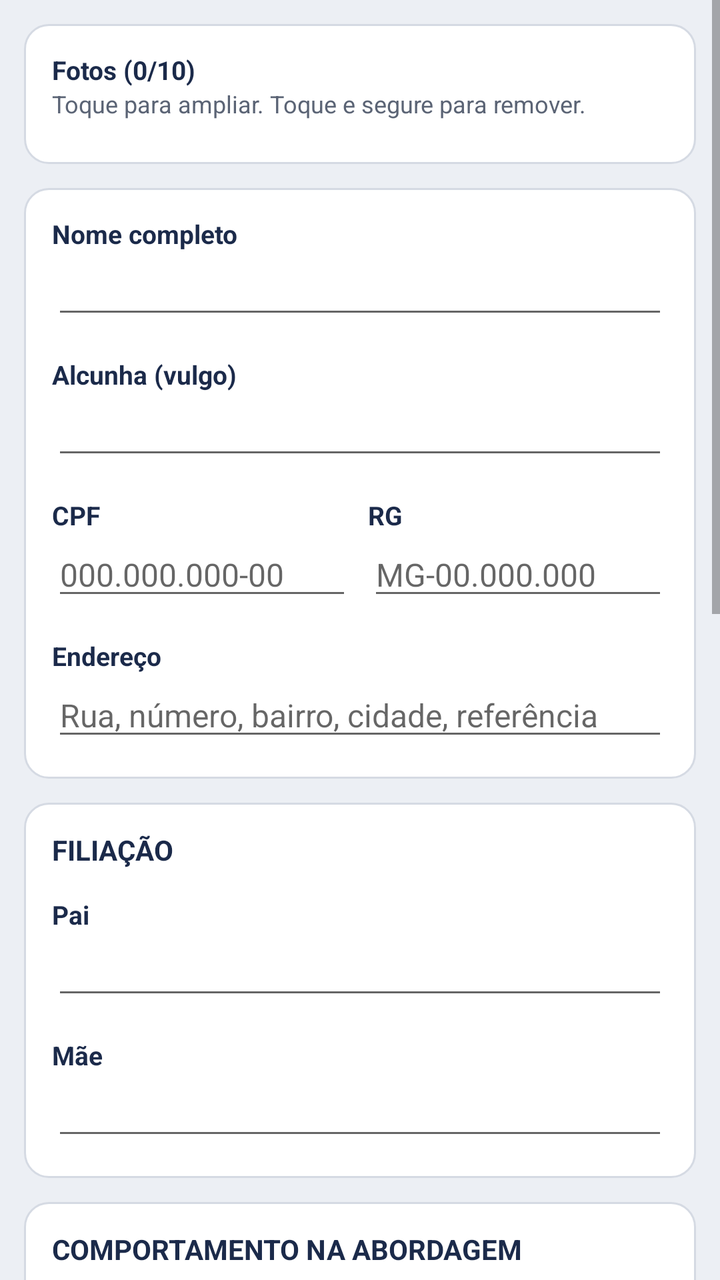
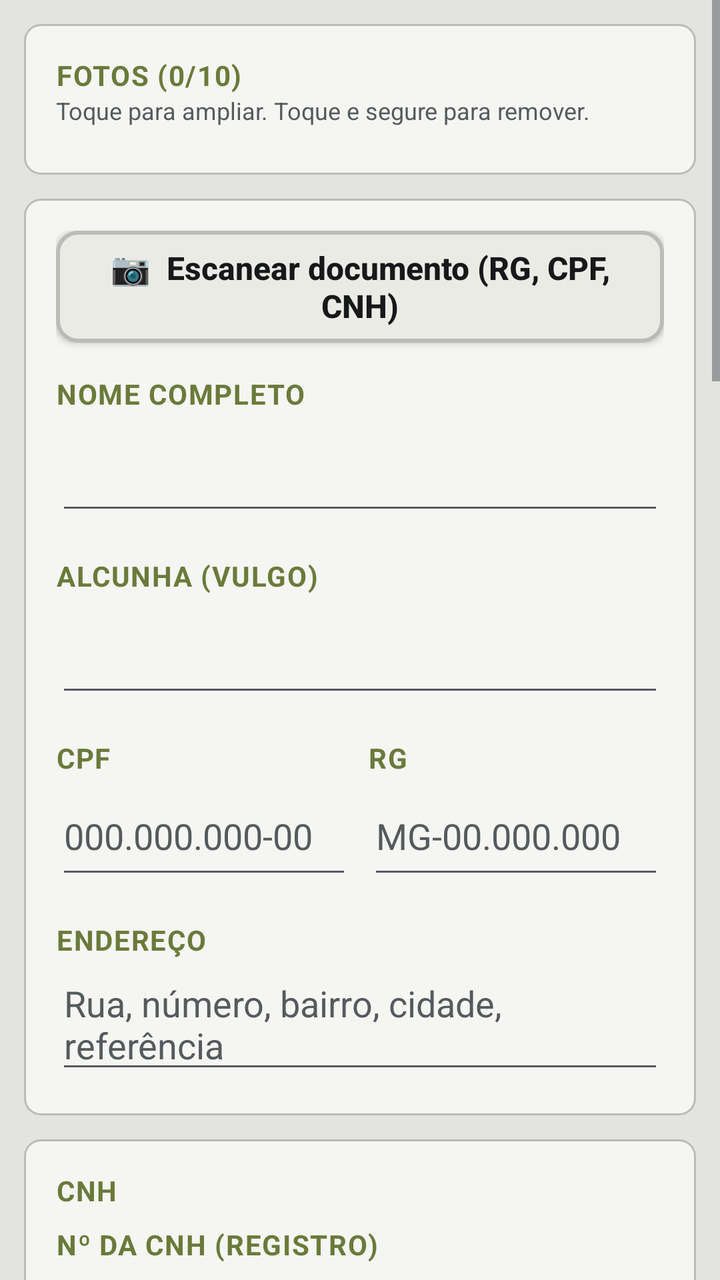

Compare the two renders of this Android layout. The source of the first and the diff that turns it into the second are given below.
<!-- AndroidManifest.xml: application theme Tema -->
<!-- res/layout/activity_ficha.xml -->
<?xml version="1.0" encoding="utf-8"?>
<ScrollView xmlns:android="http://schemas.android.com/apk/res/android"
    android:id="@+id/rolagem"
    android:layout_width="match_parent"
    android:layout_height="match_parent">

    <LinearLayout
        android:layout_width="match_parent"
        android:layout_height="wrap_content"
        android:orientation="vertical"
        android:padding="12dp">

        
        <LinearLayout style="@style/Secao" android:layout_marginTop="0dp">
            <TextView
                android:id="@+id/tvFotosTitulo"
                style="@style/Rotulo"
                android:layout_marginTop="0dp"
                android:text="Fotos (0/10)" />
            <TextView
                android:layout_width="match_parent"
                android:layout_height="wrap_content"
                android:text="Toque para ampliar. Toque e segure para remover."
                android:textColor="@color/texto_suave"
                android:textSize="12sp" />
            <HorizontalScrollView
                android:layout_width="match_parent"
                android:layout_height="wrap_content"
                android:layout_marginTop="8dp"
                android:scrollbars="none">
                <LinearLayout
                    android:id="@+id/llFotos"
                    android:layout_width="wrap_content"
                    android:layout_height="wrap_content"
                    android:orientation="horizontal" />
            </HorizontalScrollView>
        </LinearLayout>

        
        <LinearLayout style="@style/Secao">
            <TextView style="@style/Rotulo" android:layout_marginTop="0dp" android:text="Nome completo" />
            <EditText
                android:id="@+id/etNome"
                style="@style/Campo"
                android:importantForAutofill="no"
                android:inputType="textPersonName|textCapWords"
                android:maxLength="150" />

            <TextView style="@style/Rotulo" android:text="Alcunha (vulgo)" />
            <EditText
                android:id="@+id/etAlcunha"
                style="@style/Campo"
                android:importantForAutofill="no"
                android:inputType="textCapWords"
                android:maxLength="100" />

            <LinearLayout
                android:layout_width="match_parent"
                android:layout_height="wrap_content"
                android:orientation="horizontal">
                <LinearLayout
                    android:layout_width="0dp"
                    android:layout_height="wrap_content"
                    android:layout_marginEnd="8dp"
                    android:layout_weight="1"
                    android:orientation="vertical">
                    <TextView style="@style/Rotulo" android:text="CPF" />
                    <EditText
                        android:id="@+id/etCpf"
                        style="@style/Campo"
                        android:digits="0123456789.-"
                        android:hint="000.000.000-00"
                        android:importantForAutofill="no"
                        android:inputType="number"
                        android:maxLength="14" />
                </LinearLayout>
                <LinearLayout
                    android:layout_width="0dp"
                    android:layout_height="wrap_content"
                    android:layout_weight="1"
                    android:orientation="vertical">
                    <TextView style="@style/Rotulo" android:text="RG" />
                    <EditText
                        android:id="@+id/etRg"
                        style="@style/Campo"
                        android:hint="MG-00.000.000"
                        android:importantForAutofill="no"
                        android:inputType="textCapCharacters|textNoSuggestions"
                        android:maxLength="20" />
                </LinearLayout>
            </LinearLayout>

            <TextView style="@style/Rotulo" android:text="Endereço" />
            <EditText
                android:id="@+id/etEndereco"
                style="@style/Campo"
                android:hint="Rua, número, bairro, cidade, referência"
                android:importantForAutofill="no"
                android:inputType="textPostalAddress|textMultiLine|textCapSentences"
                android:maxLength="300" />
        </LinearLayout>

        
        <LinearLayout style="@style/Secao">
            <TextView
                style="@style/Rotulo"
                android:layout_marginTop="0dp"
                android:text="FILIAÇÃO"
                android:textSize="14sp" />
            <TextView style="@style/Rotulo" android:text="Pai" />
            <EditText
                android:id="@+id/etPai"
                style="@style/Campo"
                android:importantForAutofill="no"
                android:inputType="textPersonName|textCapWords"
                android:maxLength="150" />
            <TextView style="@style/Rotulo" android:text="Mãe" />
            <EditText
                android:id="@+id/etMae"
                style="@style/Campo"
                android:importantForAutofill="no"
                android:inputType="textPersonName|textCapWords"
                android:maxLength="150" />
        </LinearLayout>

        
        <LinearLayout style="@style/Secao">
            <TextView
                style="@style/Rotulo"
                android:layout_marginTop="0dp"
                android:text="COMPORTAMENTO NA ABORDAGEM"
                android:textSize="14sp" />
            <RadioGroup
                android:id="@+id/rgComportamento"
                android:layout_width="match_parent"
                android:layout_height="wrap_content"
                android:layout_marginTop="6dp">
                <RadioButton
                    android:id="@+id/rbObediente"
                    android:layout_width="match_parent"
                    android:layout_height="44dp"
                    android:text="Obediente"
                    android:textColor="@color/obediente"
                    android:textSize="16sp"
                    android:textStyle="bold" />
                <RadioButton
                    android:id="@+id/rbPassivo"
                    android:layout_width="match_parent"
                    android:layout_height="44dp"
                    android:text="Resistente passivo"
                    android:textColor="@color/resistente_passivo"
                    android:textSize="16sp"
                    android:textStyle="bold" />
                <RadioButton
                    android:id="@+id/rbAtivo"
                    android:layout_width="match_parent"
                    android:layout_height="44dp"
                    android:text="Resistente ativo"
                    android:textColor="@color/resistente_ativo"
                    android:textSize="16sp"
                    android:textStyle="bold" />
            </RadioGroup>
            <TextView
                android:id="@+id/tvLimparComportamento"
                android:layout_width="wrap_content"
                android:layout_height="wrap_content"
                android:padding="6dp"
                android:text="Limpar seleção"
                android:textColor="@color/texto_suave"
                android:textSize="13sp" />
        </LinearLayout>

        
        <LinearLayout style="@style/Secao">
            <TextView
                style="@style/Rotulo"
                android:layout_marginTop="0dp"
                android:text="PASSAGENS PELA POLÍCIA"
                android:textSize="14sp" />
            <LinearLayout
                android:id="@+id/llPassagens"
                android:layout_width="match_parent"
                android:layout_height="wrap_content"
                android:orientation="vertical" />
            <Button
                android:id="@+id/btnAddPassagem"
                android:layout_width="wrap_content"
                android:layout_height="wrap_content"
                android:layout_marginTop="8dp"
                android:text="+ Adicionar passagem" />
        </LinearLayout>

        
        <LinearLayout style="@style/Secao">
            <TextView
                style="@style/Rotulo"
                android:layout_marginTop="0dp"
                android:text="VEÍCULOS"
                android:textSize="14sp" />
            <LinearLayout
                android:id="@+id/llVeiculos"
                android:layout_width="match_parent"
                android:layout_height="wrap_content"
                android:orientation="vertical" />
            <Button
                android:id="@+id/btnAddVeiculo"
                android:layout_width="wrap_content"
                android:layout_height="wrap_content"
                android:layout_marginTop="8dp"
                android:text="+ Adicionar veículo" />
        </LinearLayout>

        
        <LinearLayout style="@style/Secao">
            <TextView
                style="@style/Rotulo"
                android:layout_marginTop="0dp"
                android:text="OBSERVAÇÕES"
                android:textSize="14sp" />
            <EditText
                android:id="@+id/etObservacoes"
                style="@style/Campo"
                android:gravity="top"
                android:hint="Características físicas, tatuagens, associados, locais frequentados..."
                android:importantForAutofill="no"
                android:inputType="textMultiLine|textCapSentences"
                android:maxLength="200"
                android:minLines="3" />
            <TextView
                android:id="@+id/tvContObs"
                android:layout_width="match_parent"
                android:layout_height="wrap_content"
                android:gravity="end"
                android:text="0/200"
                android:textColor="@color/texto_suave"
                android:textSize="12sp" />
        </LinearLayout>

        <Button
            android:id="@+id/btnSalvar"
            android:layout_width="match_parent"
            android:layout_height="56dp"
            android:layout_marginTop="16dp"
            android:background="@drawable/bg_botao_novo"
            android:text="Salvar ficha"
            android:textColor="#FFFFFF"
            android:textSize="16sp" />

        <TextView
            android:id="@+id/tvRodape"
            android:layout_width="match_parent"
            android:layout_height="wrap_content"
            android:layout_marginTop="12dp"
            android:layout_marginBottom="24dp"
            android:gravity="center"
            android:textColor="@color/texto_suave"
            android:textSize="12sp" />
    </LinearLayout>
</ScrollView>
<!-- resources referenced by this layout -->
<resources>
  <color name="obediente">#2E7D32</color>
  <color name="resistente_ativo">#C62828</color>
  <color name="resistente_passivo">#E65100</color>
  <color name="texto_suave">#5B6475</color>
  <!-- drawable bg_botao_novo (drawable) -->
  <?xml version="1.0" encoding="utf-8"?>
  <ripple xmlns:android="http://schemas.android.com/apk/res/android" android:color="#33FFFFFF">
      <item>
          <shape android:shape="rectangle">
              <solid android:color="@color/primaria" />
              <corners android:radius="28dp" />
          </shape>
      </item>
  </ripple>
  <style name="Campo">
          <item name="android:layout_width">match_parent</item>
          <item name="android:layout_height">wrap_content</item>
          <item name="android:textSize">16sp</item>
      </style>
  <style name="Rotulo">
          <item name="android:layout_width">match_parent</item>
          <item name="android:layout_height">wrap_content</item>
          <item name="android:layout_marginTop">14dp</item>
          <item name="android:textSize">13sp</item>
          <item name="android:textStyle">bold</item>
          <item name="android:textColor">@color/primaria</item>
      </style>
  <style name="Secao">
          <item name="android:layout_width">match_parent</item>
          <item name="android:layout_height">wrap_content</item>
          <item name="android:orientation">vertical</item>
          <item name="android:layout_marginTop">12dp</item>
          <item name="android:padding">14dp</item>
          <item name="android:background">@drawable/bg_cartao</item>
      </style>
  <style name="Tema" parent="android:Theme.Material.Light.DarkActionBar">
          <item name="android:colorPrimary">@color/primaria</item>
          <item name="android:colorPrimaryDark">@color/primaria_escura</item>
          <item name="android:colorAccent">@color/destaque</item>
          <item name="android:windowBackground">@color/fundo</item>
          <item name="android:textColorPrimary">@color/texto</item>
      </style>
  <color name="primaria">#1B2A4A</color>
  <!-- drawable bg_cartao (drawable) -->
  <?xml version="1.0" encoding="utf-8"?>
  <shape xmlns:android="http://schemas.android.com/apk/res/android" android:shape="rectangle">
      <solid android:color="@color/cartao" />
      <stroke android:width="1dp" android:color="@color/borda" />
      <corners android:radius="12dp" />
  </shape>
  <color name="primaria_escura">#111C33</color>
  <color name="destaque">#C9A227</color>
  <color name="fundo">#ECEFF4</color>
  <color name="texto">#1A1F2B</color>
  <color name="cartao">#FFFFFF</color>
  <color name="borda">#D5DAE3</color>
</resources>

<!-- the commit's change to res/layout/activity_ficha.xml (unified diff, before → after) -->
@@ -38,7 +38,12 @@
 
         
         <LinearLayout style="@style/Secao">
-            <TextView style="@style/Rotulo" android:layout_marginTop="0dp" android:text="Nome completo" />
+            <Button
+                android:id="@+id/btnScanDoc"
+                style="@style/BotaoSecundario"
+                android:layout_width="match_parent"
+                android:text="📷  Escanear documento (RG, CPF, CNH)" />
+            <TextView style="@style/Rotulo" android:text="Nome completo" />
             <EditText
                 android:id="@+id/etNome"
                 style="@style/Campo"
@@ -105,6 +110,47 @@
             <TextView
                 style="@style/Rotulo"
                 android:layout_marginTop="0dp"
+                android:text="CNH" />
+            <TextView style="@style/Rotulo" android:layout_marginTop="8dp" android:text="Nº da CNH (registro)" />
+            <EditText
+                android:id="@+id/etCnhNumero"
+                style="@style/Campo"
+                android:digits="0123456789"
+                android:hint="00000000000"
+                android:importantForAutofill="no"
+                android:inputType="number"
+                android:maxLength="11" />
+            <TextView style="@style/Rotulo" android:layout_marginTop="12dp" android:text="Categoria" />
+            <GridLayout
+                android:id="@+id/gradeCategorias"
+                android:layout_width="match_parent"
+                android:layout_height="wrap_content"
+                android:layout_marginTop="6dp"
+                android:columnCount="5" />
+            <TextView style="@style/Rotulo" android:layout_marginTop="12dp" android:text="Data de validade" />
+            <EditText
+                android:id="@+id/etCnhValidade"
+                style="@style/Campo"
+                android:digits="0123456789/"
+                android:hint="dd/mm/aaaa"
+                android:importantForAutofill="no"
+                android:inputType="number"
+                android:maxLength="10" />
+            <TextView
+                android:id="@+id/tvCnhAlerta"
+                android:layout_width="match_parent"
+                android:layout_height="wrap_content"
+                android:layout_marginTop="6dp"
+                android:textSize="15sp"
+                android:textStyle="bold"
+                android:visibility="gone" />
+        </LinearLayout>
+
+        
+        <LinearLayout style="@style/Secao">
+            <TextView
+                style="@style/Rotulo"
+                android:layout_marginTop="0dp"
                 android:text="FILIAÇÃO"
                 android:textSize="14sp" />
             <TextView style="@style/Rotulo" android:text="Pai" />
@@ -138,7 +184,7 @@
                 <RadioButton
                     android:id="@+id/rbObediente"
                     android:layout_width="match_parent"
-                    android:layout_height="44dp"
+                    android:layout_height="56dp"
                     android:text="Obediente"
                     android:textColor="@color/obediente"
                     android:textSize="16sp"
@@ -146,7 +192,7 @@
                 <RadioButton
                     android:id="@+id/rbPassivo"
                     android:layout_width="match_parent"
-                    android:layout_height="44dp"
+                    android:layout_height="56dp"
                     android:text="Resistente passivo"
                     android:textColor="@color/resistente_passivo"
                     android:textSize="16sp"
@@ -154,7 +200,7 @@
                 <RadioButton
                     android:id="@+id/rbAtivo"
                     android:layout_width="match_parent"
-                    android:layout_height="44dp"
+                    android:layout_height="56dp"
                     android:text="Resistente ativo"
                     android:textColor="@color/resistente_ativo"
                     android:textSize="16sp"
@@ -175,6 +221,20 @@
             <TextView
                 style="@style/Rotulo"
                 android:layout_marginTop="0dp"
+                android:text="STATUS OPERACIONAL" />
+            <GridLayout
+                android:id="@+id/gradeStatus"
+                android:layout_width="match_parent"
+                android:layout_height="wrap_content"
+                android:layout_marginTop="6dp"
+                android:columnCount="2" />
+        </LinearLayout>
+
+        
+        <LinearLayout style="@style/Secao">
+            <TextView
+                style="@style/Rotulo"
+                android:layout_marginTop="0dp"
                 android:text="PASSAGENS PELA POLÍCIA"
                 android:textSize="14sp" />
             <LinearLayout
@@ -184,9 +244,8 @@
                 android:orientation="vertical" />
             <Button
                 android:id="@+id/btnAddPassagem"
-                android:layout_width="wrap_content"
-                android:layout_height="wrap_content"
-                android:layout_marginTop="8dp"
+                style="@style/BotaoSecundario"
+                android:layout_marginTop="10dp"
                 android:text="+ Adicionar passagem" />
         </LinearLayout>
 
@@ -204,9 +263,8 @@
                 android:orientation="vertical" />
             <Button
                 android:id="@+id/btnAddVeiculo"
-                android:layout_width="wrap_content"
-                android:layout_height="wrap_content"
-                android:layout_marginTop="8dp"
+                style="@style/BotaoSecundario"
+                android:layout_marginTop="10dp"
                 android:text="+ Adicionar veículo" />
         </LinearLayout>
 
@@ -236,15 +294,31 @@
                 android:textSize="12sp" />
         </LinearLayout>
 
+        
+        <LinearLayout style="@style/Secao" android:id="@+id/secaoHistorico">
+            <TextView
+                style="@style/Rotulo"
+                android:layout_marginTop="0dp"
+                android:text="HISTÓRICO DE AUDITORIA" />
+            <TextView
+                android:layout_width="match_parent"
+                android:layout_height="wrap_content"
+                android:text="Quem criou, consultou ou alterou esta ficha, quando e de qual aparelho. O registro não pode ser editado nem apagado."
+                android:textColor="@color/texto_suave"
+                android:textSize="13sp" />
+            <Button
+                android:id="@+id/btnHistorico"
+                style="@style/BotaoSecundario"
+                android:layout_width="match_parent"
+                android:layout_marginTop="10dp"
+                android:text="Ver histórico completo" />
+        </LinearLayout>
+
         <Button
             android:id="@+id/btnSalvar"
-            android:layout_width="match_parent"
-            android:layout_height="56dp"
+            style="@style/BotaoTatico"
             android:layout_marginTop="16dp"
-            android:background="@drawable/bg_botao_novo"
-            android:text="Salvar ficha"
-            android:textColor="#FFFFFF"
-            android:textSize="16sp" />
+            android:text="Salvar ficha" />
 
         <TextView
             android:id="@+id/tvRodape"
<!-- resource entries referenced after the edit -->
@@ -1,60 +1,106 @@
 <!-- resources referenced by this layout -->
 <resources>
-  <color name="obediente">#2E7D32</color>
-  <color name="resistente_ativo">#C62828</color>
-  <color name="resistente_passivo">#E65100</color>
-  <color name="texto_suave">#5B6475</color>
+  <color name="obediente">#3F7D2A</color>
+  <color name="resistente_ativo">#D01C1C</color>
+  <color name="resistente_passivo">#E0A100</color>
+  <color name="texto_suave">#555A5E</color>
+  <style name="BotaoSecundario">
+          <item name="android:layout_width">wrap_content</item>
+          <item name="android:layout_height">56dp</item>
+          <item name="android:minWidth">56dp</item>
+          <item name="android:background">@drawable/bg_botao_sec</item>
+          <item name="android:textColor">@color/texto</item>
+          <item name="android:textSize">16sp</item>
+          <item name="android:textStyle">bold</item>
+          <item name="android:textAllCaps">false</item>
+          <item name="android:paddingStart">18dp</item>
+          <item name="android:paddingEnd">18dp</item>
+      </style>
+  <style name="BotaoTatico">
+          <item name="android:layout_width">match_parent</item>
+          <item name="android:layout_height">60dp</item>
+          <item name="android:background">@drawable/bg_botao_novo</item>
+          <item name="android:textColor">#FFFFFF</item>
+          <item name="android:textSize">17sp</item>
+          <item name="android:textStyle">bold</item>
+          <item name="android:textAllCaps">true</item>
+      </style>
   <!-- drawable bg_botao_novo (drawable) -->
   <?xml version="1.0" encoding="utf-8"?>
-  <ripple xmlns:android="http://schemas.android.com/apk/res/android" android:color="#33FFFFFF">
+  <ripple xmlns:android="http://schemas.android.com/apk/res/android" android:color="#44FFFFFF">
       <item>
           <shape android:shape="rectangle">
-              <solid android:color="@color/primaria" />
-              <corners android:radius="28dp" />
+              <solid android:color="@color/botao" />
+              <stroke android:width="2dp" android:color="@color/coyote" />
+              <corners android:radius="10dp" />
           </shape>
       </item>
   </ripple>
   <style name="Campo">
           <item name="android:layout_width">match_parent</item>
           <item name="android:layout_height">wrap_content</item>
-          <item name="android:textSize">16sp</item>
+          <item name="android:minHeight">56dp</item>
+          <item name="android:textSize">18sp</item>
+          <item name="android:textColor">@color/texto</item>
+          <item name="android:textColorHint">@color/texto_suave</item>
       </style>
   <style name="Rotulo">
           <item name="android:layout_width">match_parent</item>
           <item name="android:layout_height">wrap_content</item>
-          <item name="android:layout_marginTop">14dp</item>
-          <item name="android:textSize">13sp</item>
+          <item name="android:layout_marginTop">16dp</item>
+          <item name="android:textSize">14sp</item>
           <item name="android:textStyle">bold</item>
-          <item name="android:textColor">@color/primaria</item>
+          <item name="android:textAllCaps">true</item>
+          <item name="android:letterSpacing">0.04</item>
+          <item name="android:textColor">@color/destaque</item>
       </style>
   <style name="Secao">
           <item name="android:layout_width">match_parent</item>
           <item name="android:layout_height">wrap_content</item>
           <item name="android:orientation">vertical</item>
           <item name="android:layout_marginTop">12dp</item>
-          <item name="android:padding">14dp</item>
+          <item name="android:padding">16dp</item>
           <item name="android:background">@drawable/bg_cartao</item>
       </style>
-  <style name="Tema" parent="android:Theme.Material.Light.DarkActionBar">
+  <style name="Tema" parent="TemaBase">
           <item name="android:colorPrimary">@color/primaria</item>
           <item name="android:colorPrimaryDark">@color/primaria_escura</item>
           <item name="android:colorAccent">@color/destaque</item>
           <item name="android:windowBackground">@color/fundo</item>
           <item name="android:textColorPrimary">@color/texto</item>
+          <item name="android:textColorSecondary">@color/texto_suave</item>
+          <item name="android:colorBackground">@color/fundo</item>
+          <item name="android:statusBarColor">@color/primaria_escura</item>
+          <item name="android:navigationBarColor">@color/primaria_escura</item>
       </style>
-  <color name="primaria">#1B2A4A</color>
+  <!-- drawable bg_botao_sec (drawable) -->
+  <?xml version="1.0" encoding="utf-8"?>
+  <ripple xmlns:android="http://schemas.android.com/apk/res/android" android:color="#33888888">
+      <item>
+          <shape android:shape="rectangle">
+              <solid android:color="@color/campo_fundo" />
+              <stroke android:width="2dp" android:color="@color/borda" />
+              <corners android:radius="10dp" />
+          </shape>
+      </item>
+  </ripple>
+  <color name="primaria">#2B2F33</color>
   <!-- drawable bg_cartao (drawable) -->
   <?xml version="1.0" encoding="utf-8"?>
   <shape xmlns:android="http://schemas.android.com/apk/res/android" android:shape="rectangle">
       <solid android:color="@color/cartao" />
       <stroke android:width="1dp" android:color="@color/borda" />
-      <corners android:radius="12dp" />
+      <corners android:radius="8dp" />
   </shape>
-  <color name="primaria_escura">#111C33</color>
-  <color name="destaque">#C9A227</color>
-  <color name="fundo">#ECEFF4</color>
-  <color name="texto">#1A1F2B</color>
-  <color name="cartao">#FFFFFF</color>
-  <color name="borda">#D5DAE3</color>
+  <style name="TemaBase" parent="android:Theme.Material.Light.DarkActionBar" />
+  <color name="primaria_escura">#1A1C1E</color>
+  <color name="destaque">#6B7A3A</color>
+  <color name="fundo">#E3E4E0</color>
+  <color name="campo_fundo">#EBEBE6</color>
+  <color name="texto">#16181A</color>
+  <color name="cartao">#F5F5F2</color>
+  <color name="borda">#B9BCB7</color>
+  <color name="botao">#4F5E2A</color>
+  <color name="coyote">#A68B5B</color>
 </resources>
 
